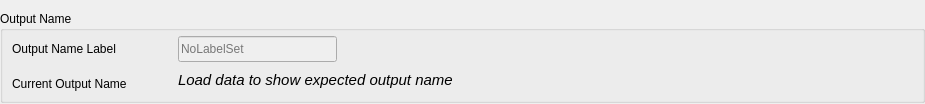
Qt form qt/widgets/spectroscopy/inc/MantidQtWidgets/Spectroscopy/OutputWidget/OutputName.ui (mantidproject/mantid) before a commit.
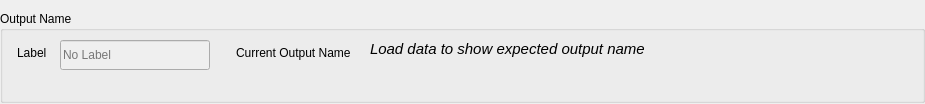
The same form after that commit.

Commit message: Change layout of the output widget

What changed in the file:
```diff
--- a/qt/widgets/spectroscopy/inc/MantidQtWidgets/Spectroscopy/OutputWidget/OutputName.ui
+++ b/qt/widgets/spectroscopy/inc/MantidQtWidgets/Spectroscopy/OutputWidget/OutputName.ui
@@ -56,30 +56,33 @@
       <string>Output Name</string>
      </property>
      <layout class="QGridLayout" name="gridLayout">
-      <property name="topMargin">
-       <number>5</number>
-      </property>
-      <property name="bottomMargin">
-       <number>5</number>
-      </property>
-      <property name="verticalSpacing">
-       <number>10</number>
-      </property>
-      <item row="2" column="3">
-       <spacer name="horizontalSpacer_2">
-        <property name="orientation">
-         <enum>Qt::Horizontal</enum>
-        </property>
-        <property name="sizeType">
-         <enum>QSizePolicy::Preferred</enum>
-        </property>
-        <property name="sizeHint" stdset="0">
+      <item row="0" column="0">
+       <widget class="QLabel" name="label">
+        <property name="sizePolicy">
+         <sizepolicy hsizetype="Preferred" vsizetype="Preferred">
+          <horstretch>0</horstretch>
+          <verstretch>0</verstretch>
+         </sizepolicy>
+        </property>
+        <property name="minimumSize">
          <size>
-          <width>410</width>
-          <height>21</height>
+          <width>0</width>
+          <height>0</height>
          </size>
         </property>
-       </spacer>
+        <property name="text">
+         <string>Label</string>
+        </property>
+        <property name="scaledContents">
+         <bool>false</bool>
+        </property>
+        <property name="margin">
+         <number>1</number>
+        </property>
+        <property name="indent">
+         <number>5</number>
+        </property>
+       </widget>
       </item>
       <item row="0" column="1">
        <widget class="QLineEdit" name="leLabel">
@@ -94,8 +97,8 @@
         </property>
         <property name="minimumSize">
          <size>
-          <width>134</width>
-          <height>26</height>
+          <width>150</width>
+          <height>30</height>
          </size>
         </property>
         <property name="toolTip">
@@ -107,69 +110,49 @@
         <property name="maxLength">
          <number>100</number>
         </property>
+        <property name="frame">
+         <bool>true</bool>
+        </property>
+        <property name="readOnly">
+         <bool>false</bool>
+        </property>
         <property name="placeholderText">
-         <string>NoLabelSet</string>
+         <string>No Label</string>
         </property>
         <property name="clearButtonEnabled">
          <bool>false</bool>
         </property>
        </widget>
       </item>
+      <item row="0" column="2" rowspan="2">
+       <spacer name="verticalSpacer">
+        <property name="orientation">
+         <enum>Qt::Vertical</enum>
+        </property>
+        <property name="sizeHint" stdset="0">
+         <size>
+          <width>20</width>
+          <height>40</height>
+         </size>
+        </property>
+       </spacer>
+      </item>
       <item row="0" column="3">
-       <spacer name="horizontalSpacer">
-        <property name="orientation">
-         <enum>Qt::Horizontal</enum>
-        </property>
-        <property name="sizeType">
-         <enum>QSizePolicy::Preferred</enum>
-        </property>
-        <property name="sizeHint" stdset="0">
-         <size>
-          <width>410</width>
-          <height>20</height>
-         </size>
-        </property>
-       </spacer>
-      </item>
-      <item row="2" column="0">
        <widget class="QLabel" name="label_2">
+        <property name="minimumSize">
+         <size>
+          <width>0</width>
+          <height>0</height>
+         </size>
+        </property>
         <property name="text">
          <string>Current Output Name</string>
         </property>
        </widget>
       </item>
-      <item row="0" column="2">
-       <widget class="QLabel" name="lblWarning">
-        <property name="sizePolicy">
-         <sizepolicy hsizetype="Preferred" vsizetype="Preferred">
-          <horstretch>0</horstretch>
-          <verstretch>0</verstretch>
-         </sizepolicy>
-        </property>
-        <property name="minimumSize">
-         <size>
-          <width>0</width>
-          <height>0</height>
-         </size>
-        </property>
-        <property name="font">
-         <font>
-          <pointsize>10</pointsize>
-         </font>
-        </property>
-        <property name="text">
-         <string/>
-        </property>
-       </widget>
-      </item>
-      <item row="0" column="0">
-       <widget class="QLabel" name="label">
-        <property name="text">
-         <string>Output Name Label</string>
-        </property>
-       </widget>
-      </item>
-      <item row="2" column="1" colspan="2">
+      <item row="0" column="4" rowspan="2">
+       <layout class="QVBoxLayout" name="verticalLayout">
+        <item>
        <widget class="QLabel" name="lblName">
         <property name="sizePolicy">
          <sizepolicy hsizetype="Preferred" vsizetype="Preferred">
@@ -210,6 +193,64 @@
          <number>3</number>
         </property>
        </widget>
+        </item>
+        <item>
+         <widget class="QLabel" name="lblWarning">
+          <property name="sizePolicy">
+           <sizepolicy hsizetype="MinimumExpanding" vsizetype="Preferred">
+            <horstretch>0</horstretch>
+            <verstretch>0</verstretch>
+           </sizepolicy>
+          </property>
+          <property name="minimumSize">
+           <size>
+            <width>300</width>
+            <height>0</height>
+           </size>
+          </property>
+          <property name="font">
+           <font>
+            <pointsize>10</pointsize>
+           </font>
+          </property>
+          <property name="text">
+           <string/>
+          </property>
+         </widget>
+        </item>
+       </layout>
+      </item>
+      <item row="1" column="0" colspan="2">
+       <spacer name="horizontalSpacer_2">
+        <property name="orientation">
+         <enum>Qt::Horizontal</enum>
+        </property>
+        <property name="sizeType">
+         <enum>QSizePolicy::Preferred</enum>
+        </property>
+        <property name="sizeHint" stdset="0">
+         <size>
+          <width>198</width>
+          <height>13</height>
+         </size>
+        </property>
+       </spacer>
+      </item>
+      <item row="1" column="3">
+       <spacer name="horizontalSpacer">
+        <property name="orientation">
+         <enum>Qt::Horizontal</enum>
+        </property>
+        <property name="sizeType">
+         <enum>QSizePolicy::Preferred</enum>
+        </property>
+        <property name="sizeHint" stdset="0">
+         <size>
+          <width>128</width>
+          <height>13</height>
+         </size>
+        </property>
+       </spacer>
       </item>
      </layout>
     </widget>
```
Lines whose indentation alone changed are shown as unchanged.
